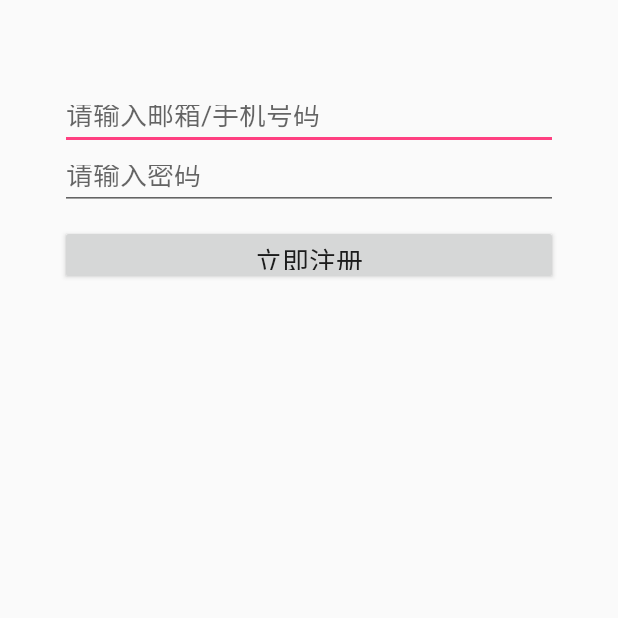
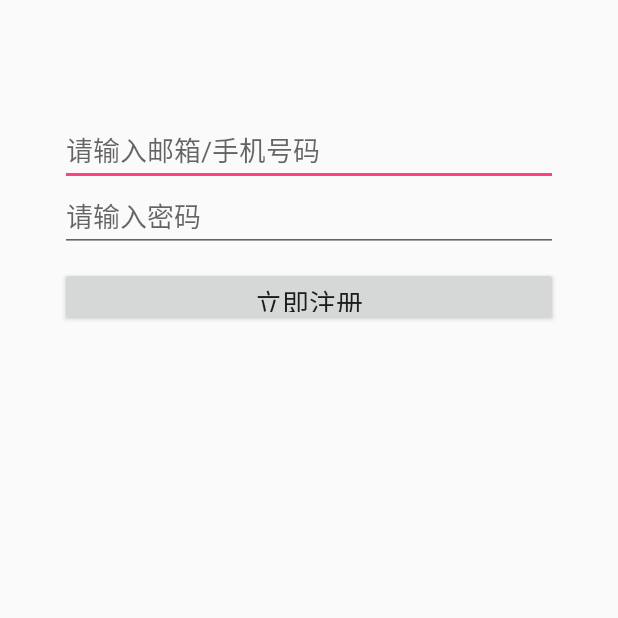
Before and after one commit to guhihi2007/firstapp, an Android app: the RegisterActivity screen opened directly, with no data from a screen before it, after a tap on "立即注册", on a phone screen of 412 x 824 dp, the top half of it. Run offline under Robolectric (Android 15) with nearby library versions, the phone set to English and light mode, and no system bars; 4 statements that could not run were skipped.

Commit message:
判断用户输入数据库是否已经存在

```diff
--- a/app/src/main/AndroidManifest.xml
+++ b/app/src/main/AndroidManifest.xml
@@ -21,5 +21,6 @@
             android:label="SecondActivity"></activity>
         <activity android:name="com.gpp.firstapp.RegisterActivity"
             android:label="RegisterActivity"/>
+        <activity android:name=".Set_Activity" />
     </application>
 </manifest>
--- a/app/src/main/java/com/gpp/firstapp/RegisterActivity.java
+++ b/app/src/main/java/com/gpp/firstapp/RegisterActivity.java
@@ -2,6 +2,7 @@ package com.gpp.firstapp;
 
 import android.app.Activity;
 import android.content.ContentValues;
+import android.database.Cursor;
 import android.database.sqlite.SQLiteDatabase;
 import android.os.Bundle;
 import android.util.Log;
@@ -20,15 +21,17 @@ import java.util.HashMap;
 public class RegisterActivity extends Activity implements View.OnClickListener, Initialization {
 
     public static final String DB_NAME = "my_data.db";
-    public static final String TABLE_NAME="userinfo";
-    public static final String TABLE_KEY="name";
-    public static final String  TABLE_VALUES="password";
+    public static final String TABLE_NAME = "userinfo";
+    public static final String TABLE_KEY = "name";
+    public static final String TABLE_VALUES = "password";
 
     private EditText new_username_ET;
     private EditText new_password_ET;
     private Button user_sub_btn;
+    private String s1;
+    private String s2;
     DatabaseHelper databaseHelper;
-//    SQLiteDatabase database;
+    SQLiteDatabase db;
 
     @Override
     protected void onCreate(Bundle savedInstanceState) {
@@ -39,7 +42,7 @@ public class RegisterActivity extends Activity implements View.OnClickListener,
         initListener();
 
         databaseHelper = new DatabaseHelper(RegisterActivity.this, DB_NAME);
-//        databaseHelper.getWritableDatabase();
+        databaseHelper.getWritableDatabase();
     }
 
     @Override
@@ -59,27 +62,45 @@ public class RegisterActivity extends Activity implements View.OnClickListener,
     @Override
     public void onClick(View v) {
         insertDB();
-        Toast.makeText(RegisterActivity.this,"注册成功",Toast.LENGTH_SHORT).show();
     }
 
     public void insertDB() {
-        String s1 = new_username_ET.getText().toString();
-        String s2 = new_password_ET.getText().toString();
-
-        SQLiteDatabase db = databaseHelper.getWritableDatabase();
+        s1 = new_username_ET.getText().toString();
+        s2 = new_password_ET.getText().toString();
+        if (selectDB()) {
+            return;
+        } else {
+            ContentValues cv = new ContentValues();
+            cv.put(TABLE_KEY, s1);
+            cv.put(TABLE_VALUES, s2);
+            db.insert(TABLE_NAME, null, cv);
+            db.close();
+            Toast.makeText(RegisterActivity.this, "注册成功", Toast.LENGTH_SHORT).show();
+        }
+//        db = databaseHelper.getWritableDatabase();
 //   方法一：
 //        String sql = " INSERT INTO "+TABLE_NAME+" (NAME,PASSWORD) VALUES ( '"+s1+"', '"+s2+"')";
 //        db.execSQL(sql);
 //   方法二：
-        String sql = " INSERT INTO "+TABLE_NAME+" (NAME,PASSWORD) VALUES (?,?)";
+//        String sql = " INSERT INTO "+TABLE_NAME+" (NAME,PASSWORD) VALUES (?,?)";
 //        Object args [] = new Object[]{s1,s2};
 //        Log.e("honaf",sql);
 //        db.execSQL(sql,args);
-//   方法三
-        ContentValues cv =new ContentValues();
-        long id =0;
-        cv.put(TABLE_KEY,s1);
-        cv.put(TABLE_VALUES,s2);
-        id= db.insert(TABLE_NAME,null,cv);
+//   方法三:
+
+    }
+
+    public boolean selectDB() {
+        String sql = "SELECT " + TABLE_KEY + " FROM " + TABLE_NAME + "";
+        String args [] = new String[]{"name","password"};
+        Cursor cursor = db.rawQuery(sql, args);
+        while (cursor.moveToNext()) {
+            String s3 = cursor.getString(0);
+            if (s3.equals(new_username_ET.getText().toString())) {
+                Toast.makeText(this, "用户名已注册", Toast.LENGTH_SHORT).show();
+                return true;
+            }
+        }
+        return false;
     }
 }
--- a/app/src/main/res/layout/register.xml
+++ b/app/src/main/res/layout/register.xml
@@ -7,12 +7,14 @@
 
     <RelativeLayout
         android:layout_width="match_parent"
-        android:layout_height="match_parent">
+        android:layout_height="match_parent"
+        android:layout_marginTop="20dp"
+        >
 
         <EditText
             android:id="@+id/new_username_ET"
             android:layout_width="match_parent"
-            android:layout_height="40dp"
+            android:layout_height="44dp"
             android:layout_marginTop="20dp"
             android:hint="请输入邮箱/手机号码"
             />
@@ -20,7 +22,7 @@
         <EditText
             android:id="@+id/new_password_ET"
             android:layout_width="match_parent"
-            android:layout_height="40dp"
+            android:layout_height="44dp"
             android:layout_below="@id/new_username_ET"
             android:hint="请输入密码"
             />
```
Also changed, not shown: app/src/main/java/com/gpp/firstapp/SecondActivity.java (+56 -31 lines), app/src/main/java/com/gpp/firstapp/Set_Activity.java (added, +32 -0 lines), app/src/main/res/layout/set_activity.xml (added, +20 -0 lines).
